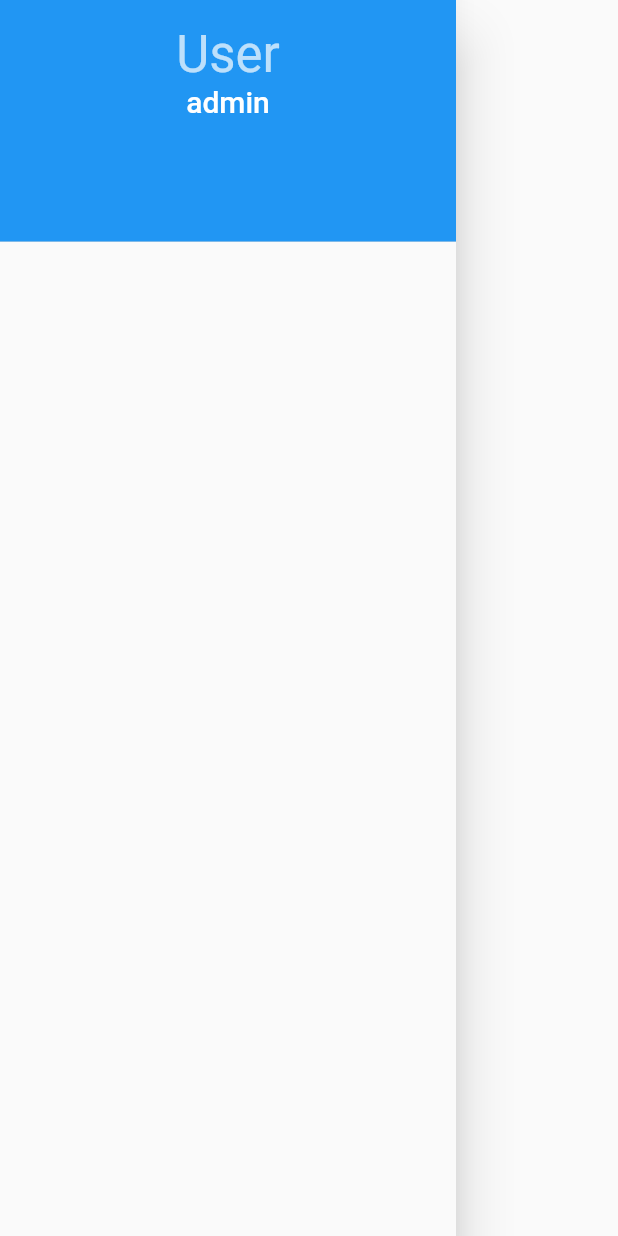
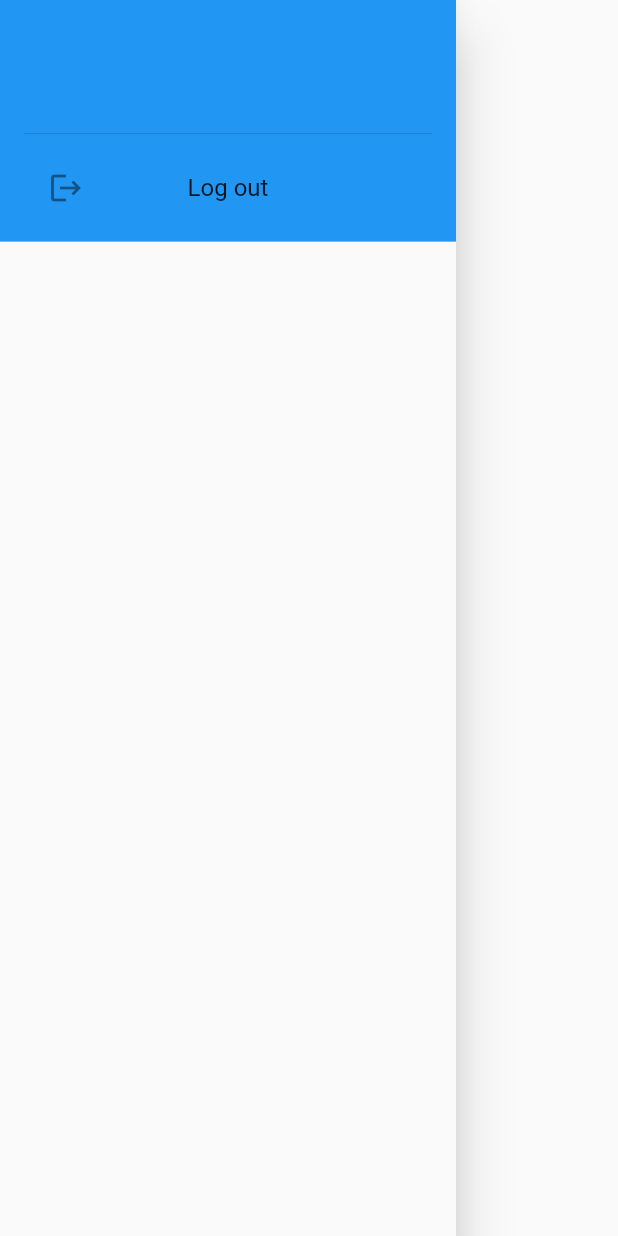
Before and after one commit to BeingBright/zolder-app-frontend, a Flutter app: the Sidebar widget shown alone on an empty page, opened directly, on a phone screen of 412 x 824 dp. Run offline on Flutter 3.47's test engine with Material 2 defaults, Android fonts, the phone set to English and light mode, and no system bars; network calls fail.

Commit message:
added user removal and logout

```diff
--- a/lib/commands/sidebar.dart
+++ b/lib/components/sidebar.dart
@@ -1,5 +1,6 @@
 import 'package:flutter/material.dart';
 import 'package:provider/provider.dart';
+import 'package:zolder_app/commands/auth_command.dart';
 
 import '../models/user_token_model.dart';
 
@@ -33,6 +34,25 @@ class Sidebar extends StatelessWidget {
                       .toLowerCase(),
                   textAlign: TextAlign.center,
                   style: theme.primaryTextTheme.headline6,
+                ),
+                const Spacer(),
+                const Divider(),
+                ListTile(
+                  title: Row(
+                    children: const [
+                      Icon(Icons.logout),
+                      Spacer(),
+                      Text("Log out"),
+                      Spacer(),
+                      Icon(
+                        Icons.logout,
+                        color: Colors.transparent,
+                      ),
+                    ],
+                  ),
+                  onTap: () {
+                    AuthCommand().logoutUser(context);
+                  },
                 )
               ],
             ),
--- a/lib/main.dart
+++ b/lib/main.dart
@@ -6,10 +6,13 @@ import 'package:zolder_app/views/login_page.dart';
 import 'package:zolder_app/views/office_page.dart';
 import 'package:zolder_app/views/worker_page.dart';
 
+import 'models/user_model.dart';
+
 void main() {
   runApp(MultiProvider(
     providers: [
       ChangeNotifierProvider(create: (context) => UserTokenModel()),
+      ChangeNotifierProvider(create: (context) => UserModel())
     ],
     child: const MyApp(),
   ));
--- a/lib/models/user.dart
+++ b/lib/models/user.dart
@@ -12,14 +12,14 @@ class User {
         username = json['username'],
         password = json['password'],
         type = json['type'],
-        isActive = json['isActive'];
+        isActive = json['active'];
 
   Map<String, dynamic> toJson() => {
         'id': id,
         'username': username,
         'password': password,
         'type': type,
-        'isActive': isActive
+        'active': isActive
       };
 
   @override
--- a/lib/models/user_token_model.dart
+++ b/lib/models/user_token_model.dart
@@ -2,8 +2,8 @@ import 'package:flutter/material.dart';
 import 'package:zolder_app/models/user_token.dart';
 
 class UserTokenModel extends ChangeNotifier {
-  // UserToken userToken = UserToken.empty();
-  UserToken userToken = UserToken("Token", "User", "ADMIN");
+  UserToken userToken = UserToken.empty();
+  // UserToken userToken = UserToken("Token", "User", "ADMIN");
 
   void setToken(UserToken newToken) {
     userToken = newToken;
--- a/lib/services/auth_service.dart
+++ b/lib/services/auth_service.dart
@@ -14,12 +14,15 @@ class AuthService {
 
   AuthService._newInstance();
 
+  UserToken token = UserToken.empty();
+
   Future<UserToken> loginUser(String username, String password) async {
     var response = await http.post(Uri.parse(APIConfiguration.auth),
         headers: APIConfiguration.baseHeader,
         body: jsonEncode(User(null, username, password, null, true)));
     if (response.statusCode == 200) {
-      return UserToken.fromJson(jsonDecode(response.body));
+      token = UserToken.fromJson(jsonDecode(response.body));
+      return token;
     }
     throw ServerException.fromJson(jsonDecode(response.body));
   }
```
Also changed, not shown: lib/commands/user_command.dart (added, +27 -0 lines), lib/components/user_card.dart (added, +57 -0 lines), lib/services/user_service.dart (added, +82 -0 lines), lib/views/admin_page.dart (+2 -8 lines), lib/views/user_view.dart (added, +55 -0 lines).
